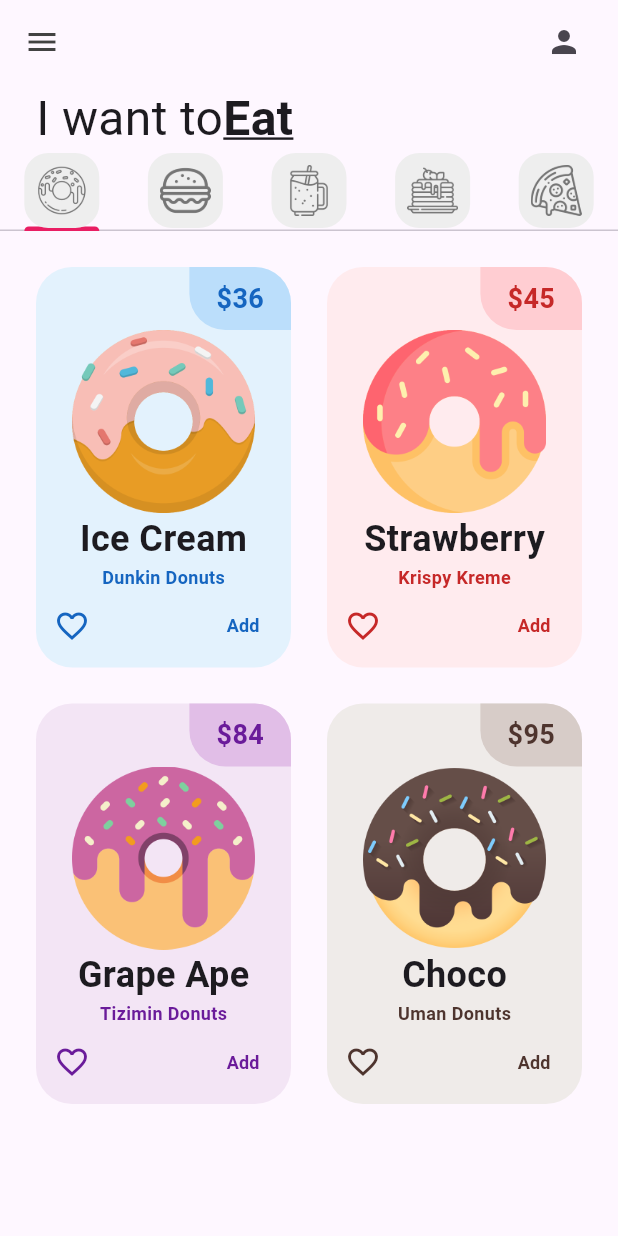
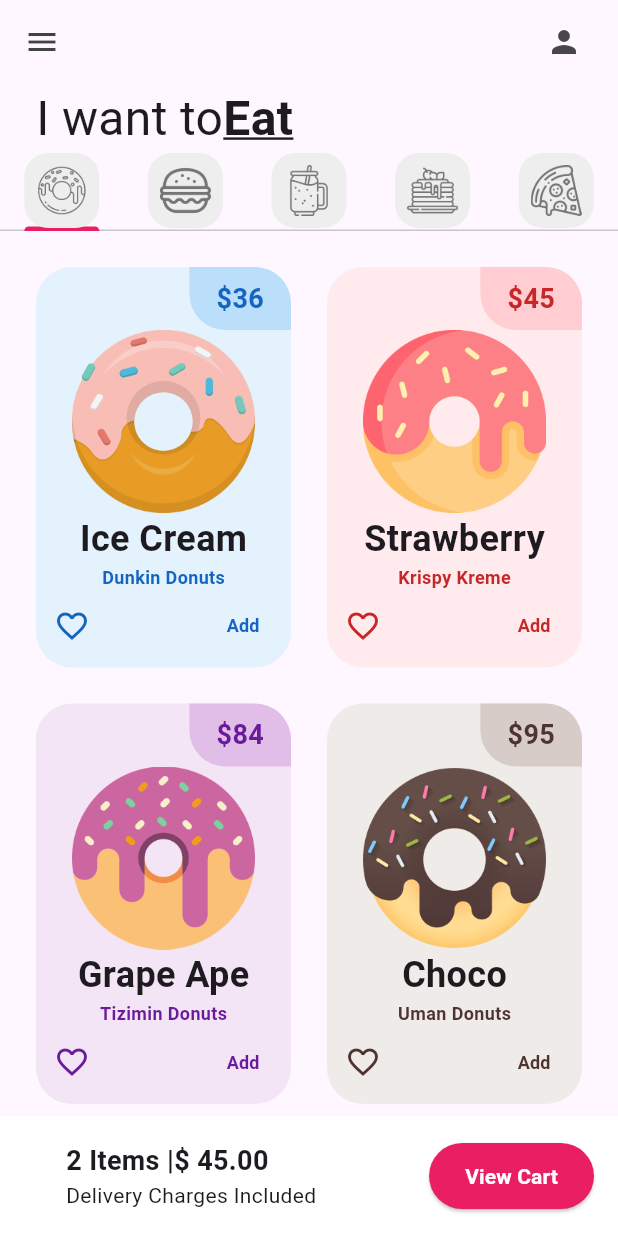
Before and after one commit to EddyRuLop/donut_app_4sa1, a Flutter app: the screen it shows after launch, on a phone screen of 412 x 824 dp. Run offline on Flutter 3.47's test engine with Material 3 defaults, Android fonts, the phone set to English and light mode, and no system bars.

Commit message:
ShoppingCart added

```diff
--- a/lib/pages/home_page.dart
+++ b/lib/pages/home_page.dart
@@ -4,6 +4,7 @@ import 'package:donut_app_4sa/tabs/pancakes_tab.dart';
 import 'package:donut_app_4sa/tabs/pizza_tab.dart';
 import 'package:donut_app_4sa/tabs/smoothie_tab.dart';
 import 'package:donut_app_4sa/utils/my_tab.dart';
+import 'package:donut_app_4sa/utils/shopping_card.dart';
 import 'package:flutter/material.dart';
 
 class HomePage extends StatefulWidget {
@@ -89,9 +90,10 @@ class _HomePageState extends State<HomePage> {
                     PanCakesTab(),
                     PizzaTab()
                   ]),
-                )
+                ),
 
                 //4. carrito
+                const ShoppingCard()
               ])),
     );
   }
--- /dev/null
+++ b/lib/utils/shopping_card.dart
@@ -0,0 +1,46 @@
+import 'package:flutter/material.dart';
+
+class ShoppingCard extends StatelessWidget {
+  const ShoppingCard({
+    super.key,
+  });
+
+  @override
+  Widget build(BuildContext context) {
+    return Container(
+      color: Colors.white,
+      padding: const EdgeInsets.all(16),
+      child: Row(
+        mainAxisAlignment: MainAxisAlignment.spaceBetween,
+        children: [
+          const Padding(
+            padding: EdgeInsets.only(left: 28),
+            child: Column(
+              crossAxisAlignment: CrossAxisAlignment.start,
+              children: [
+                Text("2 Items |\$ 45.00",
+                    style: TextStyle(
+                      fontSize: 18,
+                      fontWeight: FontWeight.bold,
+                    )),
+                Text("Delivery Charges Included")
+              ],
+            ),
+          ),
+          ElevatedButton(
+              onPressed: () {},
+              style: ElevatedButton.styleFrom(
+                backgroundColor: Colors.pink,
+                padding:
+                    const EdgeInsets.symmetric(horizontal: 24, vertical: 12),
+              ),
+              child: const Text("View Cart",
+                  style: TextStyle(
+                    color: Colors.white,
+                    fontWeight: FontWeight.bold,
+                  )))
+        ],
+      ),
+    );
+  }
+}
```
